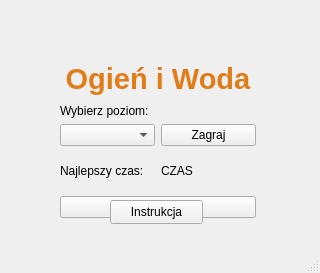
Above: mainwindow.ui from michal-skoczylas/consoleOgienWoda before the change. Below: the same form after it.
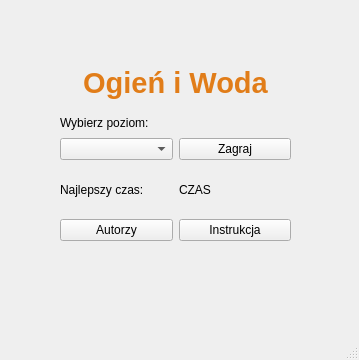
That is the form after the change.

Diff of the .ui file:
```diff
--- a/mainwindow.ui
+++ b/mainwindow.ui
@@ -9,8 +9,8 @@
    <rect>
     <x>0</x>
     <y>0</y>
-    <width>320</width>
-    <height>273</height>
+    <width>359</width>
+    <height>360</height>
    </rect>
   </property>
   <property name="sizePolicy">
@@ -28,10 +28,12 @@
      <rect>
       <x>60</x>
       <y>60</y>
-      <width>196</width>
-      <height>158</height>
+      <width>231</width>
+      <height>181</height>
      </rect>
     </property>
+    <layout class="QGridLayout" name="gridLayout_3">
+     <item row="0" column="0">
     <layout class="QGridLayout" name="gridLayout_2">
      <item row="0" column="0">
       <layout class="QGridLayout" name="gridLayout">
@@ -87,28 +89,28 @@
        </item>
       </layout>
      </item>
+      </layout>
+     </item>
      <item row="1" column="0">
+      <layout class="QHBoxLayout" name="horizontalLayout_3">
+       <item>
       <widget class="QPushButton" name="authors_pushButton">
        <property name="text">
         <string>Autorzy</string>
        </property>
       </widget>
      </item>
-    </layout>
-   </widget>
+       <item>
    <widget class="QPushButton" name="instructions_pushButton">
-    <property name="geometry">
-     <rect>
-      <x>110</x>
-      <y>200</y>
-      <width>93</width>
-      <height>24</height>
-     </rect>
-    </property>
     <property name="text">
      <string>Instrukcja</string>
     </property>
    </widget>
+       </item>
+      </layout>
+     </item>
+    </layout>
+   </widget>
   </widget>
   <widget class="QMenuBar" name="menubar">
    <property name="geometry">
```
Left out of the diff: 4 changed lines with no effect on the pictures. Lines whose indentation alone changed are shown as unchanged.
